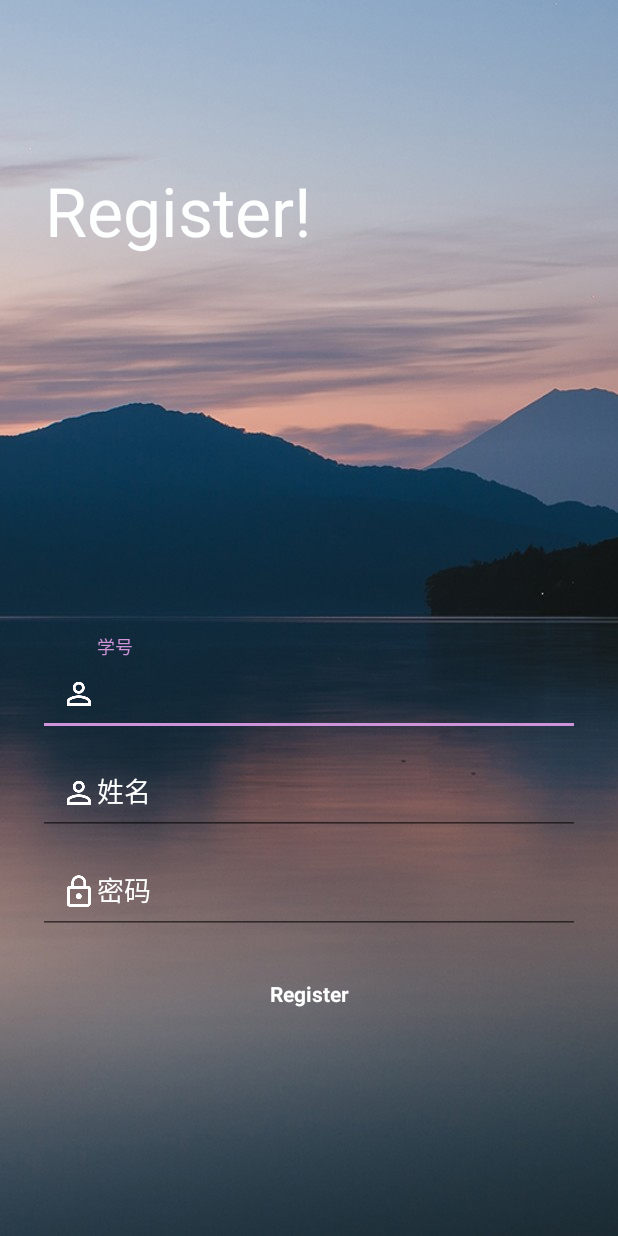
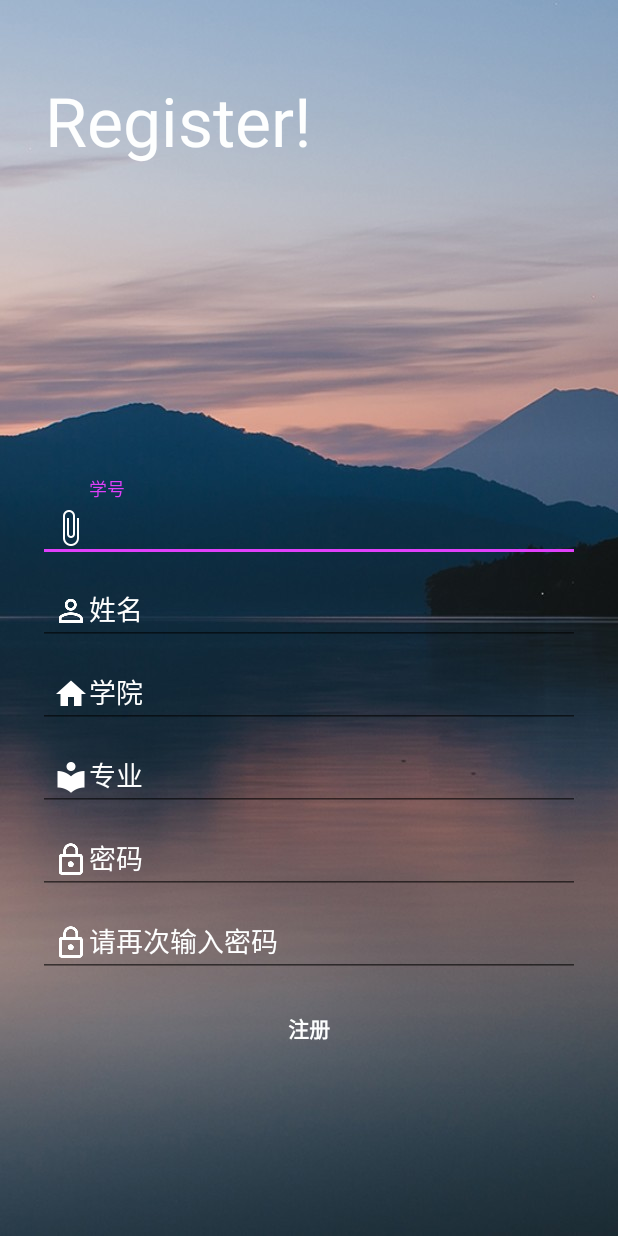
Before and after one commit to nihaooo/OnePoint, an Android app: the RegisterActivity screen opened directly, with no data from a screen before it, on a phone screen of 412 x 824 dp. Run offline under Robolectric (Android 15) with nearby library versions, the phone set to English and light mode, and no system bars; libraries missing offline, so code that uses them is left out: cn.bmob.v3; pictures from the network do not load.

Commit message:
register

```diff
--- a/app/src/main/AndroidManifest.xml
+++ b/app/src/main/AndroidManifest.xml
@@ -50,6 +50,7 @@
         <activity android:name=".MainActivity"></activity>
         <activity android:name=".GuideActivity"></activity>
         <activity android:name=".MapActivity"></activity>
+        <activity android:name=".WebViewActivity"></activity>
 
         <service android:name="com.baidu.location.f" android:enabled="true"
                  android:process=":remote">
--- a/app/src/main/java/com/example/bmobtest/RegisterActivity.java
+++ b/app/src/main/java/com/example/bmobtest/RegisterActivity.java
@@ -21,7 +21,7 @@ import cn.bmob.v3.listener.SaveListener;
 
 public class RegisterActivity extends Activity {
 
-    private EditText et_name,et_password,et_nicheng;
+    private EditText et_name,et_password,et_nicheng,et_erjixueyuan,et_zhuanye,et_repassword;
     private static final String TAG = "RegisterActivity";
     private ImageView mimageView2;
 
@@ -46,6 +46,9 @@ public class RegisterActivity extends Activity {
         et_name = (EditText) findViewById(R.id.et_name);
         et_password = (EditText) findViewById(R.id.et_password);
         et_nicheng = (EditText) findViewById(R.id.et_nicheng);
+        et_erjixueyuan = (EditText) findViewById(R.id.et_erjixueyuan);
+        et_zhuanye = (EditText) findViewById(R.id.et_zhuanye);
+        et_repassword = (EditText) findViewById(R.id.et_repassword);
 
         bt_register.setOnClickListener(new View.OnClickListener() {
             @Override
@@ -57,6 +60,8 @@ public class RegisterActivity extends Activity {
                     bean.setName(et_nicheng.getText().toString().trim());
                     bean.setUsername(et_name.getText().toString().trim());
                     bean.setPassword(et_password.getText().toString().trim());
+                    bean.setXueyuan(et_erjixueyuan.getText().toString().trim());
+                    bean.setZhuanye(et_zhuanye.getText().toString().trim());
                     bean.signUp(RegisterActivity.this, new SaveListener() {
                         @Override
                         public void onSuccess() {
--- a/app/src/main/res/layout/activity_register.xml
+++ b/app/src/main/res/layout/activity_register.xml
@@ -24,7 +24,8 @@
             android:orientation="vertical"
             android:paddingBottom="5dp"
             android:paddingLeft="30dp"
-            android:paddingTop="110dp">
+            android:paddingTop="50dp"
+        >
 
             <TextView
                 android:layout_width="match_parent"
@@ -51,13 +52,13 @@
 
                 <AutoCompleteTextView
                     android:id="@+id/et_name"
-                    android:drawableLeft="@mipmap/ic_perm_identity_white_24dp"
+                    android:drawableLeft="@mipmap/ic_attach_file_white_24dp"
                     android:layout_width="match_parent"
                     android:layout_height="wrap_content"
                     android:hint="@string/hint_name"
                     android:inputType="textEmailAddress"
                     android:maxLines="1"
-                    android:padding="15dp"/>
+                    android:padding="10dp"/>
             </android.support.design.widget.TextInputLayout>
 
 
@@ -75,7 +76,41 @@
                     android:hint="@string/name"
                     android:inputType="textEmailAddress"
                     android:maxLines="1"
-                    android:padding="15dp"/>
+                    android:padding="10dp"/>
+            </android.support.design.widget.TextInputLayout>
+
+
+
+            <android.support.design.widget.TextInputLayout
+                android:layout_width="match_parent"
+                android:layout_height="wrap_content"
+                android:textColorHint="#FDFEFE">
+
+                <AutoCompleteTextView
+                    android:id="@+id/et_erjixueyuan"
+                    android:drawableLeft="@mipmap/ic_home_white_24dp"
+                    android:layout_width="match_parent"
+                    android:layout_height="wrap_content"
+                    android:hint="@string/erjixueyuan"
+                    android:inputType="textEmailAddress"
+                    android:maxLines="1"
+                    android:padding="10dp"/>
+            </android.support.design.widget.TextInputLayout>
+
+            <android.support.design.widget.TextInputLayout
+                android:layout_width="match_parent"
+                android:layout_height="wrap_content"
+                android:textColorHint="#FDFEFE">
+
+                <AutoCompleteTextView
+                    android:id="@+id/et_zhuanye"
+                    android:drawableLeft="@mipmap/ic_local_library_white_24dp"
+                    android:layout_width="match_parent"
+                    android:layout_height="wrap_content"
+                    android:hint="@string/zhuanye"
+                    android:inputType="textEmailAddress"
+                    android:maxLines="1"
+                    android:padding="10dp"/>
             </android.support.design.widget.TextInputLayout>
 
             <android.support.design.widget.TextInputLayout
@@ -92,7 +127,24 @@
                     android:imeOptions="actionUnspecified"
                     android:inputType="textPassword"
                     android:maxLines="1"
-                    android:padding="15dp"/>
+                    android:padding="10dp"/>
+            </android.support.design.widget.TextInputLayout>
+
+            <android.support.design.widget.TextInputLayout
+                android:layout_width="match_parent"
+                android:layout_height="wrap_content"
+                android:textColorHint="#FDFEFE">
+
+                <android.support.design.widget.TextInputEditText
+                    android:id="@+id/et_repassword"
+                    android:drawableLeft="@mipmap/ic_lock_outline_white_24dp"
+                    android:layout_width="match_parent"
+                    android:layout_height="wrap_content"
+                    android:hint="@string/repassword"
+                    android:imeOptions="actionUnspecified"
+                    android:inputType="textPassword"
+                    android:maxLines="1"
+                    android:padding="10dp"/>
             </android.support.design.widget.TextInputLayout>
 
             <Button
@@ -101,7 +153,7 @@
                 android:layout_width="match_parent"
                 android:layout_height="wrap_content"
                 android:layout_centerHorizontal="true"
-                android:layout_marginTop="16dp"
+                android:layout_marginTop="10dp"
                 android:background="@android:color/transparent"
                 android:text="@string/resign_in_button"
                 android:textAllCaps="false"
--- a/app/src/main/res/menu/nav_menu.xml
+++ b/app/src/main/res/menu/nav_menu.xml
@@ -11,6 +11,9 @@
             android:id="@+id/nav_Map"
             android:title="地图"/>
         <item
+            android:id="@+id/nav_School"
+            android:title="校园"/>
+        <item
             android:id="@+id/nav_Settings"
             android:title="设置"/>
         <item
--- a/app/src/main/res/values/colors.xml
+++ b/app/src/main/res/values/colors.xml
@@ -2,5 +2,5 @@
 <resources>
     <color name="colorPrimary">#3F51B5</color>
     <color name="colorPrimaryDark">#303F9F</color>
-    <color name="colorAccent">#CE93D8</color>
+    <color name="colorAccent">#E040FB</color>
 </resources>
--- a/app/src/main/res/values/strings.xml
+++ b/app/src/main/res/values/strings.xml
@@ -4,11 +4,15 @@
     <string name="splash_slogin">便捷校园生活</string>
     <string name="hint_name">学号</string>
     <string name="name">姓名</string>
+    <string name="xueyuan">学院</string>
+    <string name="erjixueyuan">学院</string>
+    <string name="zhuanye">专业</string>
     <string name="classname">班级</string>
     <string name="hint_password">密码</string>
-    <string name="resign_in_button">Register</string>
+    <string name="repassword">请再次输入密码</string>
+    <string name="resign_in_button">注册</string>
     <string name="prompt_id">学号</string>
     <string name="prompt_password">密码</string>
-    <string name="sign_in_button">Sign In</string>
+    <string name="sign_in_button">登录</string>
 
 </resources>
```
Also changed, not shown: app/src/main/java/com/example/bmobtest/Bean.java (+18 -0 lines), app/src/main/java/com/example/bmobtest/ContentActivity.java (+9 -0 lines), app/src/main/java/com/example/bmobtest/WebViewActivity.java (added, +25 -0 lines), app/src/main/res/layout/activity_webview_layout.xml (added, +12 -0 lines), app/src/main/res/layout/nav_header.xml (+16 -1 lines), app/src/main/res/mipmap-hdpi/ic_attach_file_white_24dp.png (added), app/src/main/res/mipmap-hdpi/ic_home_white_24dp.png (added), app/src/main/res/mipmap-hdpi/ic_local_library_white_24dp.png (added).
